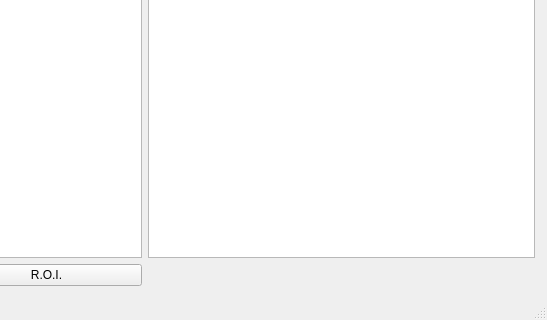
First picture: the form in Traitement d'image/src/layout/windowsLayout.ui, repository T4g1/3eme, before the edit; both pictures show x 251 to 798 and y 279 to 599 of the 798 by 599 pixel window.
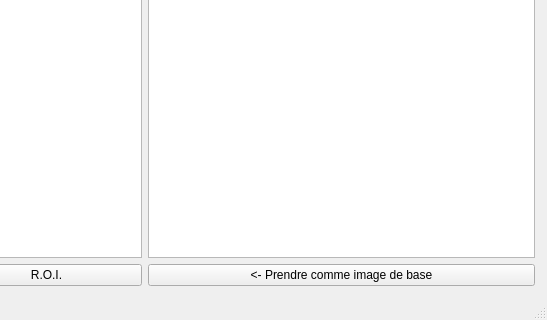
Second picture: the form after the edit.

Commit message: -Ajout du passage de l'image résultat à l'image de base -Correction de bug de reférence lors du passage d'image resultat à image de base

Diff of the .ui file:
```diff
--- a/Traitement d'image/src/layout/windowsLayout.ui
+++ b/Traitement d'image/src/layout/windowsLayout.ui
@@ -80,6 +80,13 @@
      <item row="1" column="1">
       <widget class="QGraphicsView" name="resultView"/>
      </item>
+     <item row="2" column="1">
+      <widget class="QPushButton" name="toBasePicture">
+       <property name="text">
+        <string>&lt;- Prendre comme image de base</string>
+       </property>
+      </widget>
+     </item>
     </layout>
    </widget>
   </widget>
```
The commit also changes 8 other files.
